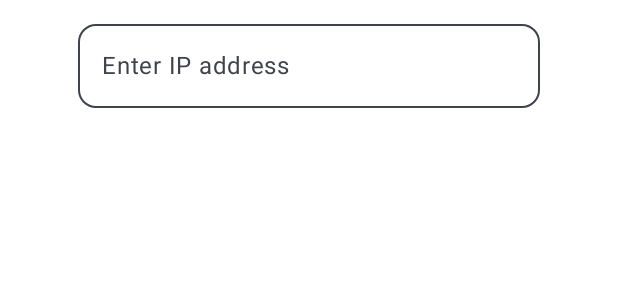
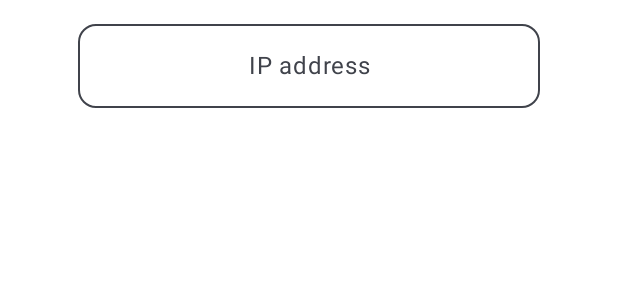
Before and after one commit to ayoubElhoucine/VlsmCalculator, an Android app built with Jetpack Compose: the @Preview function Preview, on a phone screen of 412 x 824 dp. Shown: the top 300 px of the screen. Run offline under Robolectric (Android 15) with nearby library versions, the phone set to English and light mode, and no system bars.

Commit message:
working on vlsm screen ui 20%

```diff
--- a/VlsmCalculator/src/main/java/com/vlsm/vlsmcalculator/ui/vlsmCalculator/VlsmCalculatorScreen.kt
+++ b/VlsmCalculator/src/main/java/com/vlsm/vlsmcalculator/ui/vlsmCalculator/VlsmCalculatorScreen.kt
@@ -4,15 +4,11 @@ import androidx.compose.foundation.layout.fillMaxWidth
 import androidx.compose.foundation.layout.padding
 import androidx.compose.foundation.shape.RoundedCornerShape
 import androidx.compose.foundation.text.KeyboardOptions
-import androidx.compose.material.icons.Icons
-import androidx.compose.material.icons.outlined.Person
-import androidx.compose.material3.Icon
+import androidx.compose.material3.LocalTextStyle
 import androidx.compose.material3.OutlinedTextField
 import androidx.compose.material3.Text
-import androidx.compose.material3.TextField
 import androidx.compose.material3.TextFieldDefaults
 import androidx.compose.runtime.Composable
-import androidx.compose.ui.Alignment
 import androidx.compose.ui.Modifier
 import androidx.compose.ui.graphics.Color
 import androidx.compose.ui.text.input.ImeAction
@@ -20,6 +16,7 @@ import androidx.compose.ui.text.input.KeyboardType
 import androidx.compose.ui.text.style.TextAlign
 import androidx.compose.ui.tooling.preview.Preview
 import androidx.compose.ui.unit.dp
+import androidx.compose.ui.unit.sp
 import com.vlsm.vlsmcalculator.ui.components.ScreenLayout
 
 @Composable
@@ -32,7 +29,14 @@ internal fun VlsmCalculatorScreen(
                 .fillMaxWidth()
                 .padding(horizontal = 36.dp),
             value = state.ipAddress.value,
-            placeholder = { Text(text = "Enter IP address") },
+            placeholder = {
+                Text(
+                    modifier = Modifier.fillMaxWidth(),
+                    text = "IP address",
+                    textAlign = TextAlign.Center,
+                    fontSize = 16.sp,
+                )
+            },
             maxLines = 1,
             singleLine = true,
             onValueChange = {
@@ -48,6 +52,7 @@ internal fun VlsmCalculatorScreen(
                 focusedContainerColor = Color.White,
                 unfocusedContainerColor = Color.White,
             ),
+            textStyle = LocalTextStyle.current.copy(textAlign = TextAlign.Center),
         )
     }
 }
```
